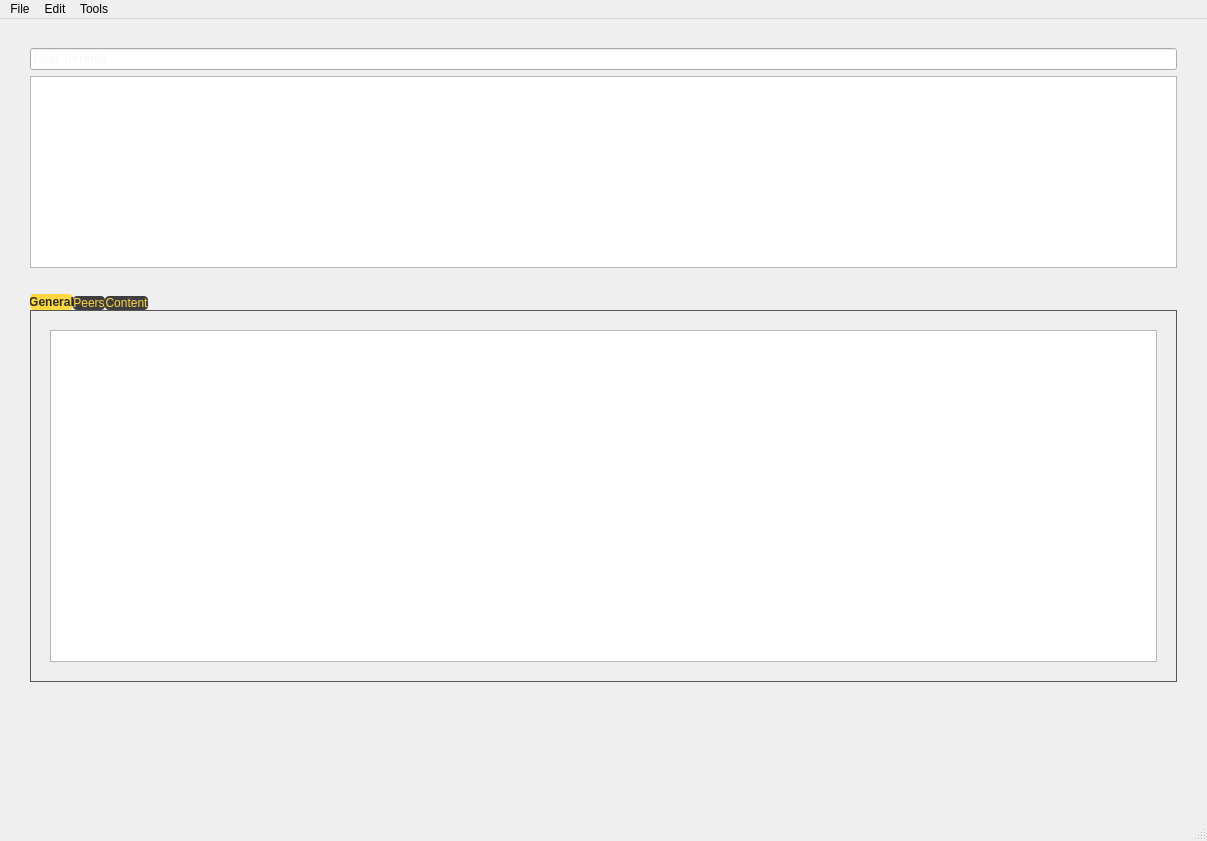
The window that client/main.ui (alph853/torrent-like-application) describes before a commit, drawn with Qt 5.
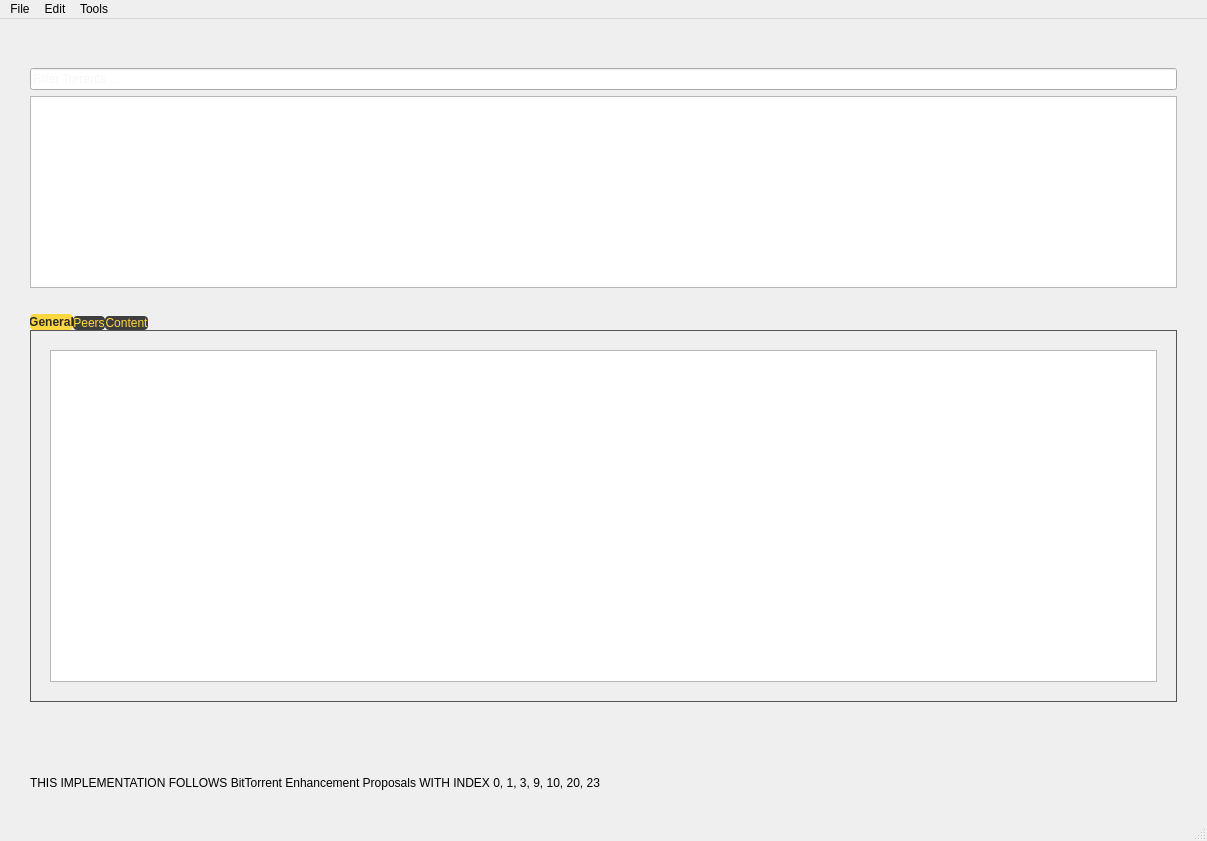
The same window after the commit.

The edit to the form file:
```diff
--- a/client/main.ui
+++ b/client/main.ui
@@ -32,14 +32,53 @@
      <height>800</height>
     </size>
    </property>
-   <layout class="QVBoxLayout" name="verticalLayout_5">
+   <layout class="QGridLayout" name="gridLayout">
     <property name="leftMargin">
      <number>30</number>
     </property>
     <property name="rightMargin">
      <number>30</number>
     </property>
-    <item>
+    <item row="7" column="0">
+     <spacer name="horizontalSpacer_3">
+      <property name="orientation">
+       <enum>Qt::Horizontal</enum>
+      </property>
+      <property name="sizeHint" stdset="0">
+       <size>
+        <width>40</width>
+        <height>20</height>
+       </size>
+      </property>
+     </spacer>
+    </item>
+    <item row="4" column="0">
+     <spacer name="horizontalSpacer_5">
+      <property name="orientation">
+       <enum>Qt::Horizontal</enum>
+      </property>
+      <property name="sizeHint" stdset="0">
+       <size>
+        <width>40</width>
+        <height>20</height>
+       </size>
+      </property>
+     </spacer>
+    </item>
+    <item row="0" column="0">
+     <spacer name="horizontalSpacer_4">
+      <property name="orientation">
+       <enum>Qt::Horizontal</enum>
+      </property>
+      <property name="sizeHint" stdset="0">
+       <size>
+        <width>40</width>
+        <height>20</height>
+       </size>
+      </property>
+     </spacer>
+    </item>
+    <item row="1" column="0">
      <spacer name="horizontalSpacer_2">
       <property name="orientation">
        <enum>Qt::Horizontal</enum>
@@ -52,7 +91,14 @@
       </property>
      </spacer>
     </item>
-    <item>
+    <item row="8" column="0">
+     <widget class="QLabel" name="label">
+      <property name="text">
+       <string>THIS IMPLEMENTATION FOLLOWS BitTorrent Enhancement Proposals WITH INDEX 0, 1, 3, 9, 10, 20, 23</string>
+      </property>
+     </widget>
+    </item>
+    <item row="2" column="0">
      <widget class="QLineEdit" name="lineEdit">
       <property name="styleSheet">
        <string>
@@ -69,30 +115,7 @@
       </property>
      </widget>
     </item>
-    <item>
-     <widget class="QTableView" name="tableView">
-      <property name="sizePolicy">
-       <sizepolicy hsizetype="Preferred" vsizetype="Preferred">
-        <horstretch>1</horstretch>
-        <verstretch>0</verstretch>
-       </sizepolicy>
-      </property>
-     </widget>
-    </item>
-    <item>
-     <spacer name="horizontalSpacer">
-      <property name="orientation">
-       <enum>Qt::Horizontal</enum>
-      </property>
-      <property name="sizeHint" stdset="0">
-       <size>
-        <width>40</width>
-        <height>20</height>
-       </size>
-      </property>
-     </spacer>
-    </item>
-    <item>
+    <item row="6" column="0">
      <widget class="QTabWidget" name="tabWidget">
       <property name="sizePolicy">
        <sizepolicy hsizetype="Expanding" vsizetype="Expanding">
@@ -179,6 +202,29 @@
       </widget>
      </widget>
     </item>
+    <item row="3" column="0">
+     <widget class="QTableView" name="tableView">
+      <property name="sizePolicy">
+       <sizepolicy hsizetype="Preferred" vsizetype="Preferred">
+        <horstretch>1</horstretch>
+        <verstretch>0</verstretch>
+       </sizepolicy>
+      </property>
+     </widget>
+    </item>
+    <item row="9" column="0">
+     <spacer name="horizontalSpacer">
+      <property name="orientation">
+       <enum>Qt::Horizontal</enum>
+      </property>
+      <property name="sizeHint" stdset="0">
+       <size>
+        <width>40</width>
+        <height>20</height>
+       </size>
+      </property>
+     </spacer>
+    </item>
    </layout>
   </widget>
   <widget class="QMenuBar" name="menubar">
```
